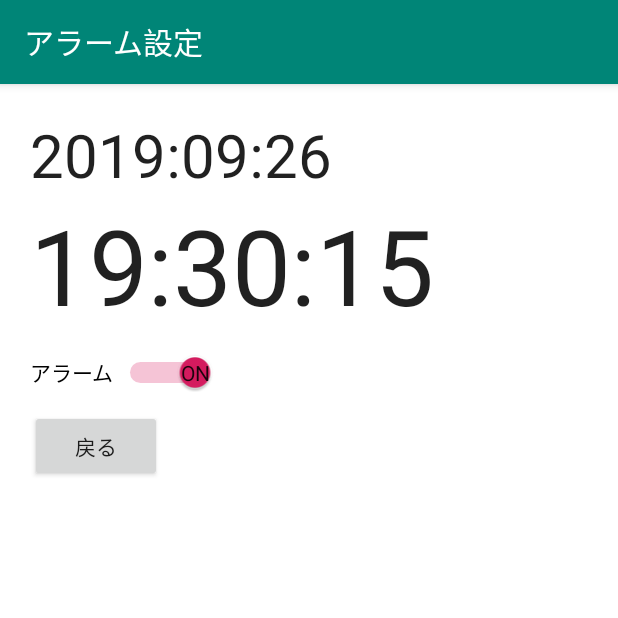
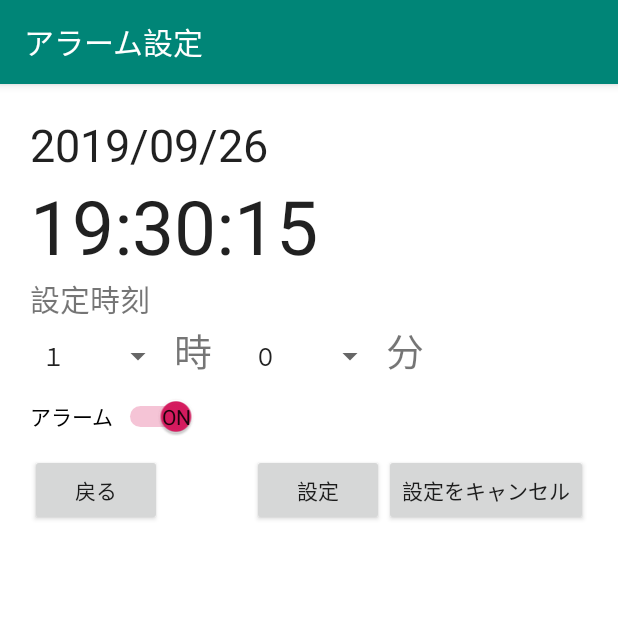
Before and after one commit to lowfox/QuizAlarm, an Android app: the AlarmConf screen opened directly, with no data from a screen before it, on a phone screen of 412 x 824 dp, the top half of it. Run offline under Robolectric (Android 15) with nearby library versions, the phone set to English and light mode, and no system bars.

Commit message:
目覚まし部分のみ

```diff
--- a/app/src/main/AndroidManifest.xml
+++ b/app/src/main/AndroidManifest.xml
@@ -31,7 +31,7 @@
 
         <service android:name=".MyAlarmService" ></service>
 
-        <activity android:name="AlarmNotificationActivity" ></activity>
+        <activity android:name=".AlarmNortificationActivity" ></activity>
     </application>
 
 </manifest>
--- a/app/src/main/java/com/example/ohs70333/quizalarm/AlarmConf.java
+++ b/app/src/main/java/com/example/ohs70333/quizalarm/AlarmConf.java
@@ -4,72 +4,123 @@ import android.app.AlarmManager;
 import android.app.PendingIntent;
 import android.content.Context;
 import android.content.Intent;
+import android.media.MediaPlayer;
+import android.net.Uri;
 import android.support.v7.app.AppCompatActivity;
 import android.os.Bundle;
 import android.util.Log;
 import android.view.View;
+import android.widget.AdapterView;
+import android.widget.ArrayAdapter;
+import android.widget.Spinner;
 import android.widget.Toast;
+import android.widget.VideoView;
 
+import java.io.IOException;
 import java.util.Calendar;
 
 public class AlarmConf extends AppCompatActivity {
-    Context c;
-    AlarmManager am;
-    private PendingIntent mAlarmSender;
-
-
-    private static final String TAG = AlarmConf.class.getSimpleName();
+Spinner spnTime;
+Spinner spnMin;
+int setTime;
+int setMin;
+private String times[]={"１","２","３","４","５","６","７","８","９","１０","１１","１２","１３","１４","１５","１６","１７","１８","１９","２０","２１","２２","２３","２４"};
+private String mins[]={"０","１","２","３","４","５","６","７","８","９","１０","１１","１２","１３","１４","１５","１６","１７","１８","１９","２０","２１","２２","２３","２４","２５","２６","２７","２８","２９","３０","３１","３２","３３","３４","３５","３６","３７","３８","３９","４０","４１","４２","４３","４４","４５","４６","４７","４８","４９","５０","５１","５２","５３","５４","５５","５６","５７","５８","５９"};
     @Override
     protected void onCreate(Bundle savedInstanceState) {
         super.onCreate(savedInstanceState);
         setContentView(R.layout.activity_alarm_conf);
 
-        // 初期化
-        this.c = c;
-        am = (AlarmManager)c.getSystemService(Context.ALARM_SERVICE);
-        Log.v(TAG,"初期化完了");
+        spnTime=(Spinner)findViewById(R.id.SpnTime);
+        spnMin=(Spinner)findViewById(R.id.SpnMin);
+
+
+        //////////////////////////プルダウン: 時間///////////////////
+
+
+        //ArrayAdapter
+        ArrayAdapter<String> adapter_time = new ArrayAdapter<String>(
+               this,
+                android.R.layout.simple_spinner_item,
+                times
+        );
+
+
+        adapter_time.setDropDownViewResource(android.R.layout.simple_spinner_dropdown_item);
+
+        // spinner に adapter をセット
+        spnTime.setAdapter(adapter_time);
+
+        // リスナーを登録
+        spnTime.setOnItemSelectedListener(new AdapterView.OnItemSelectedListener() {
+            //　アイテムが選択された時
+            @Override
+            public void onItemSelected(AdapterView<?> parent,
+                                       View view, int position, long id) {
+                setTime = position + 1;
+                //Toast.makeText(AlarmConf.this , setTime, Toast.LENGTH_SHORT).show();
+            }
+
+            //　アイテムが選択されなかった
+            public void onNothingSelected(AdapterView<?> parent) {
+                //
+            }
+        });
+
+        //////////////////////////プルダウン: 分///////////////////
+
+
+        //ArrayAdapter
+        ArrayAdapter<String> adapter_min = new ArrayAdapter<String>(
+                this,
+                android.R.layout.simple_spinner_item,
+                mins
+        );
+
+
+        adapter_min.setDropDownViewResource(android.R.layout.simple_spinner_dropdown_item);
+
+        // spinner に adapter をセット
+        spnMin.setAdapter(adapter_min);
+
+        // リスナーを登録
+        spnMin.setOnItemSelectedListener(new AdapterView.OnItemSelectedListener() {
+            //　アイテムが選択された時
+            @Override
+            public void onItemSelected(AdapterView<?> parent,
+                                       View view, int position, long id) {
+                setMin = position;
+                //Toast.makeText(AlarmConf.this , setTime, Toast.LENGTH_SHORT).show();
+            }
+
+            //　アイテムが選択されなかった
+            public void onNothingSelected(AdapterView<?> parent) {
+                //
+            }
+        });
+
 
     }
 
-    public void addAlarm(int alarmHour, int alarmMinute){
-        // アラームを設定する
-        mAlarmSender = this.getPendingIntent();
 
-        // アラーム時間設定
-        Calendar cal = Calendar.getInstance();
-        cal.setTimeInMillis(System.currentTimeMillis());
-        // 設定した時刻をカレンダーに設定
-        cal.set(Calendar.HOUR_OF_DAY, alarmHour);
-        cal.set(Calendar.MINUTE, alarmMinute);
-        cal.set(Calendar.SECOND, 0);
-        cal.set(Calendar.MILLISECOND, 0);
+    public void BtConf(View view){
 
-        // 過去だったら明日にする
-        if(cal.getTimeInMillis() < System.currentTimeMillis()){
-            cal.add(Calendar.DAY_OF_YEAR, 1);
-        }
-        Toast.makeText(c, String.format("%02d時%02d分に起こします", alarmHour, alarmMinute), Toast.LENGTH_LONG).show();
+        MyAlarmManager alrmMam = new MyAlarmManager(AlarmConf.this);
 
-        am.set(AlarmManager.RTC_WAKEUP, cal.getTimeInMillis(), mAlarmSender);
-        Log.v(TAG, cal.getTimeInMillis()+"ms");
-        Log.v(TAG, "アラームセット完了");
+
+        alrmMam.addAlarm(setTime,setMin);
     }
 
-    public void stopAlarm() {
-        // アラームのキャンセル
-        Log.d(TAG, "stopAlarm()");
-        am.cancel(mAlarmSender);
+    public void BtCancel(View view){
 
+        MyAlarmManager alrmMam = new MyAlarmManager(AlarmConf.this);
+
+
+        alrmMam.stopAlarm();
+        Toast.makeText(AlarmConf.this, String.format("アラームをキャンセルしました"), Toast.LENGTH_LONG).show();
     }
-
-    private PendingIntent getPendingIntent() {
-        // アラーム時に起動するアプリケーションを登録
-        Intent intent = new Intent(c, MyAlarmService.class);
-        PendingIntent pendingIntent = PendingIntent.getService(c, PendingIntent.FLAG_ONE_SHOT, intent, PendingIntent.FLAG_UPDATE_CURRENT);
-        return pendingIntent;
-    }
-
     public void BtBack(View view){
         finish();
     }
+
 }
--- a/app/src/main/java/com/example/ohs70333/quizalarm/QuizConf.java
+++ b/app/src/main/java/com/example/ohs70333/quizalarm/QuizConf.java
@@ -16,8 +16,10 @@ public class QuizConf extends AppCompatActivity {
         super.onCreate(savedInstanceState);
         setContentView(R.layout.activity_quiz_conf);
 
+
+
         //////////////////////////プルダウン：出題範囲///////////////////
-        Spinner spn_quiz_select = findViewById(R.id.SpnQuizSelect);
+        Spinner spn_quiz_select = (Spinner) findViewById(R.id.SpnQuizSelect);
         //ArrayAdapter
         ArrayAdapter<String> adapter = new ArrayAdapter<>(
                 this,
@@ -49,7 +51,7 @@ public class QuizConf extends AppCompatActivity {
 
 
         ////////////////////////プルダウン：問題数//////////////////////////////////
-        Spinner spn_quiz_num = findViewById(R.id.SpnQuizNum);
+        Spinner spn_quiz_num = (Spinner)findViewById(R.id.SpnQuizNum);
         //ArrayAdapter
         ArrayAdapter<String> adapter_num = new ArrayAdapter<>(
                 this,
--- a/app/src/main/res/layout/activity_alarm_conf.xml
+++ b/app/src/main/res/layout/activity_alarm_conf.xml
@@ -10,18 +10,53 @@
     <TextClock
         android:layout_width="match_parent"
         android:layout_height="wrap_content"
-        android:textSize="40dp"
+        android:textSize="30dp"
         android:timeZone="Asia/Tokyo"
-        android:format24Hour="yyyy:MM:dd"
-        android:format12Hour="yyyy:MM:dd"/>
+        android:format24Hour="yyyy/MM/dd"
+        android:format12Hour="yyyy/MM/dd"/>
 
     <TextClock
         android:layout_width="match_parent"
         android:layout_height="wrap_content"
-        android:textSize="70dp"
+        android:textSize="50dp"
         android:timeZone="Asia/Tokyo"
         android:format24Hour="HH:mm:ss"
         android:format12Hour="HH:mm:ss"/>
+    <TextView
+        android:layout_width="wrap_content"
+        android:layout_height="wrap_content"
+        android:text="設定時刻"
+        android:textSize="20dp"/>
+    <LinearLayout
+        android:layout_width="match_parent"
+        android:layout_height="wrap_content"
+        android:orientation="horizontal">
+    <Spinner
+        android:id="@+id/SpnTime"
+        android:layout_width="wrap_content"
+        android:layout_height="wrap_content"
+        android:spinnerMode="dialog"
+        >
+    </Spinner>
+    <TextView
+        android:layout_width="wrap_content"
+        android:layout_height="wrap_content"
+        android:text="時"
+        android:layout_marginRight="20dp"
+        android:textSize="25dp"/>
+    <Spinner
+        android:id="@+id/SpnMin"
+        android:layout_width="wrap_content"
+        android:layout_height="wrap_content"
+        android:spinnerMode="dialog">
+    </Spinner>
+    <TextView
+        android:layout_width="wrap_content"
+        android:layout_height="wrap_content"
+        android:text="分"
+        android:textSize="25dp"/>
+
+    </LinearLayout>
     <Switch
         android:id="@+id/switch1"
         android:layout_width="wrap_content"
@@ -31,13 +66,31 @@
         android:text="アラーム"
         android:textOff="OFF"
         android:textOn="ON"
-        android:switchMinWidth="70dp"/>
+        android:switchMinWidth="40dp"/>
+    <LinearLayout
+        android:layout_width="match_parent"
+        android:layout_height="wrap_content"
+        android:orientation="horizontal">
     <Button
         android:id="@+id/BtBack"
         android:layout_width="wrap_content"
         android:layout_height="wrap_content"
         android:onClick="BtBack"
-        android:text="戻る"/>
+        android:text="戻る"
+        android:layout_marginRight="60dp"/>
+    <Button
+        android:id="@+id/BtConf"
+        android:layout_width="wrap_content"
+        android:layout_height="wrap_content"
+        android:onClick="BtConf"
+        android:text="設定"/>
+        <Button
+            android:id="@+id/BtCancel"
+            android:layout_width="wrap_content"
+            android:layout_height="wrap_content"
+            android:onClick="BtCancel"
+            android:text="設定をキャンセル"/>
+    </LinearLayout>
 
 
 </LinearLayout>
```
Also changed, not shown: app/src/main/java/com/example/ohs70333/quizalarm/AlarmNortificationActivity.java (+45 -8 lines), app/src/main/java/com/example/ohs70333/quizalarm/MyAlarmManager.java (added, +63 -0 lines), app/src/main/res/layout/alarm_notification.xml (added, +20 -0 lines), app/src/main/res/values/strings.xml (+89 -0 lines), 1 other file.
